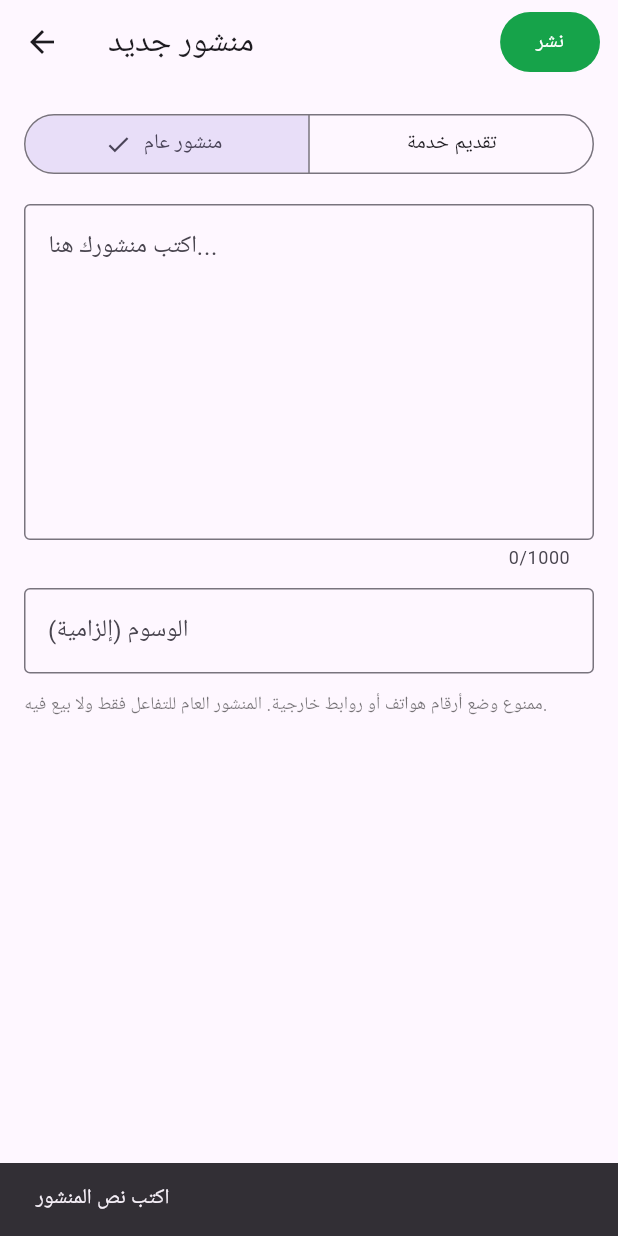
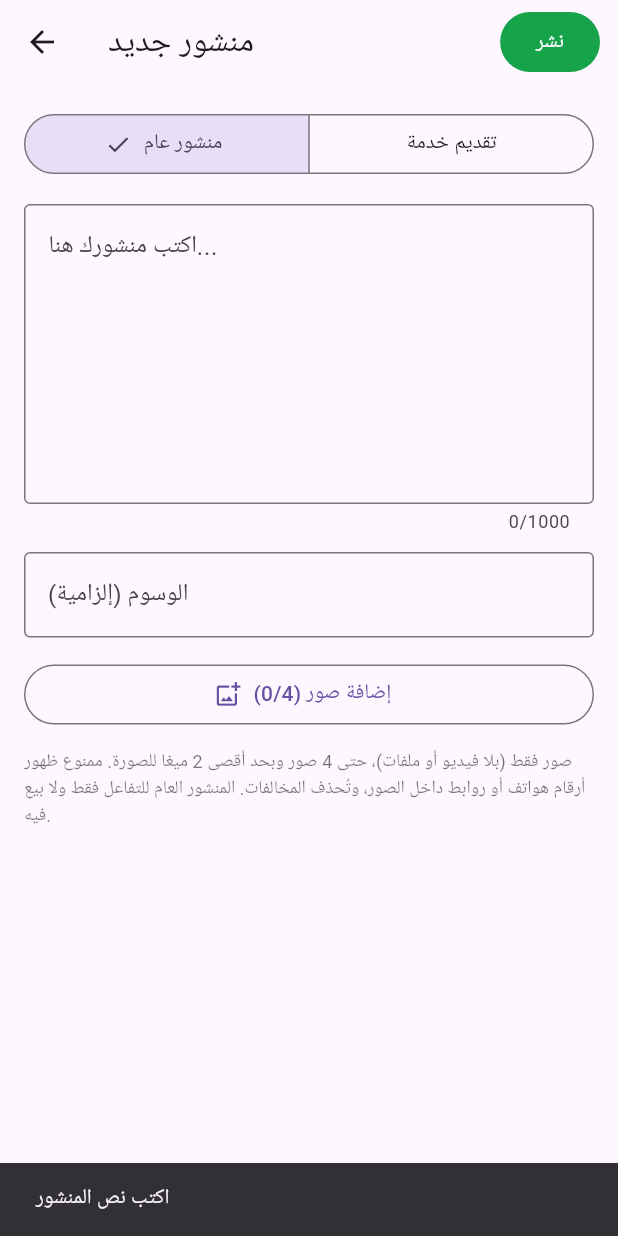
Before and after one commit to tarig09/nafis-project, a Flutter app: the CreatePostScreen screen opened directly, after a tap on "نشر", on a phone screen of 412 x 824 dp. Run offline on Flutter 3.47's test engine with Material 3 defaults, Android fonts, the phone set to English and light mode, and no system bars; our stand-ins replace google_fonts, image_picker, supabase_flutter; accounts and stored records are empty.

Commit message:
feat: post images upload

```diff
--- a/app/lib/features/feed/create_post_screen.dart
+++ b/app/lib/features/feed/create_post_screen.dart
@@ -1,9 +1,16 @@
 import 'package:flutter/material.dart';
+import 'package:image_picker/image_picker.dart';
 import 'package:supabase_flutter/supabase_flutter.dart';
 
 import '../../core/session.dart';
 import '../../core/supa.dart';
 import '../../core/theme.dart';
+
+class _Pic {
+  final String name;
+  final Uint8List bytes;
+  _Pic(this.name, this.bytes);
+}
 
 class CreatePostScreen extends StatefulWidget {
   const CreatePostScreen({super.key});
@@ -13,8 +20,13 @@ class CreatePostScreen extends StatefulWidget {
 }
 
 class _CreatePostScreenState extends State<CreatePostScreen> {
+  static const _maxImages = 4;
+  static const _maxBytes = 2 * 1024 * 1024;
+
   final _body = TextEditingController();
   final _tags = TextEditingController();
+  final _picker = ImagePicker();
+  final List<_Pic> _pics = [];
   String _type = 'general';
   bool _busy = false;
 
@@ -40,23 +52,89 @@ class _CreatePostScreenState extends State<CreatePostScreen> {
     return parts.length > 10 ? parts.sublist(0, 10) : parts;
   }
 
+  String _mime(String name) {
+    final n = name.toLowerCase();
+    if (n.endsWith('.png')) return 'image/png';
+    if (n.endsWith('.webp')) return 'image/webp';
+    return 'image/jpeg';
+  }
+
+  String _ext(String mime) {
+    if (mime == 'image/png') return 'png';
+    if (mime == 'image/webp') return 'webp';
+    return 'jpg';
+  }
+
+  Future<void> _pick() async {
+    final room = _maxImages - _pics.length;
+    if (room <= 0) return _toast('الحد الأقصى $_maxImages صور');
+    try {
+      final files = await _picker.pickMultiImage(imageQuality: 80, maxWidth: 1600);
+      if (files.isEmpty) return;
+      final pics = <_Pic>[];
+      var tooBig = 0;
+      for (final f in files.take(room)) {
+        final bytes = await f.readAsBytes();
+        if (bytes.length > _maxBytes) {
+          tooBig++;
+          continue;
+        }
+        pics.add(_Pic(f.name, bytes));
+      }
+      if (!mounted) return;
+      setState(() => _pics.addAll(pics));
+      if (tooBig > 0) _toast('تم تجاهل $tooBig صورة لأنها أكبر من 2 ميغا');
+      if (files.length > room) _toast('يمكن إضافة $room صور فقط');
+    } catch (_) {
+      _toast('تعذر اختيار الصور');
+    }
+  }
+
+  Future<void> _cleanup(List<String> paths) async {
+    if (paths.isEmpty) return;
+    try {
+      await supa.storage.from('post-images').remove(paths);
+    } catch (_) {}
+  }
+
   Future<void> _publish() async {
     final body = _body.text.trim();
     final tags = _parseTags();
     if (body.isEmpty) return _toast('اكتب نص المنشور');
     if (tags.isEmpty) return _toast('أضف وسماً واحداً على الأقل مثل #تصميم');
     setState(() => _busy = true);
+    final uploaded = <String>[];
     try {
+      final uid = supa.auth.currentUser!.id;
+      final stamp = DateTime.now().microsecondsSinceEpoch;
+      final urls = <String>[];
+      for (var i = 0; i < _pics.length; i++) {
+        final mime = _mime(_pics[i].name);
+        final path = '$uid/${stamp}_$i.${_ext(mime)}';
+        await supa.storage.from('post-images').uploadBinary(
+              path,
+              _pics[i].bytes,
+              fileOptions: FileOptions(contentType: mime),
+            );
+        uploaded.add(path);
+        urls.add(supa.storage.from('post-images').getPublicUrl(path));
+      }
       await supa.from('posts').insert({
-        'author_id': supa.auth.currentUser!.id,
+        'author_id': uid,
         'type': _type,
         'body': body,
         'hashtags': tags,
+        'images': urls,
       });
       if (mounted) Navigator.pop(context, true);
     } on PostgrestException catch (e) {
+      await _cleanup(uploaded);
       _toast(e.message);
+    } on StorageException catch (e) {
+      await _cleanup(uploaded);
+      _toast('تعذر رفع الصور: ${e.message}');
     } catch (_) {
+      await _cleanup(uploaded);
       _toast('تعذر النشر');
     } finally {
       if (mounted) setState(() => _busy = false);
@@ -77,7 +155,14 @@ class _CreatePostScreenState extends State<CreatePostScreen> {
             child: FilledButton(
               onPressed: _busy ? null : _publish,
               style: FilledButton.styleFrom(backgroundColor: AppColors.green),
-              child: const Text('نشر'),
+              child: _busy
+                  ? const SizedBox(
+                      width: 18,
+                      height: 18,
+                      child: CircularProgressIndicator(
+                          strokeWidth: 2, color: Colors.white),
+                    )
+                  : const Text('نشر'),
             ),
           ),
         ],
@@ -96,7 +181,7 @@ class _CreatePostScreenState extends State<CreatePostScreen> {
           const SizedBox(height: 16),
           TextField(
             controller: _body,
-            maxLines: 8,
+            maxLines: 7,
             maxLength: 1000,
             decoration: const InputDecoration(
               hintText: 'اكتب منشورك هنا...',
@@ -112,9 +197,50 @@ class _CreatePostScreenState extends State<CreatePostScreen> {
               border: OutlineInputBorder(),
             ),
           ),
+          const SizedBox(height: 14),
+          OutlinedButton.icon(
+            onPressed: _busy ? null : _pick,
+            icon: const Icon(Icons.add_photo_alternate_outlined),
+            label: Text('إضافة صور (${_pics.length}/$_maxImages)'),
+          ),
+          if (_pics.isNotEmpty) ...[
+            const SizedBox(height: 10),
+            Wrap(
+              spacing: 8,
+              runSpacing: 8,
+              children: [
+                for (var i = 0; i < _pics.length; i++)
+                  Stack(
+                    children: [
+                      ClipRRect(
+                        borderRadius: BorderRadius.circular(8),
+                        child: Image.memory(_pics[i].bytes,
+                            width: 88, height: 88, fit: BoxFit.cover),
+                      ),
+                      PositionedDirectional(
+                        top: 3,
+                        end: 3,
+                        child: GestureDetector(
+                          onTap: _busy
+                              ? null
+                              : () => setState(() => _pics.removeAt(i)),
+                          child: const CircleAvatar(
+                            radius: 11,
+                            backgroundColor: Colors.black54,
+                            child: Icon(Icons.close, size: 14, color: Colors.white),
+                          ),
+                        ),
+                      ),
+                    ],
+                  ),
+              ],
+            ),
+          ],
           const SizedBox(height: 12),
           const Text(
-            'ممنوع وضع أرقام هواتف أو روابط خارجية. المنشور العام للتفاعل فقط ولا بيع فيه.',
+            'صور فقط (بلا فيديو أو ملفات)، حتى 4 صور وبحد أقصى 2 ميغا للصورة. '
+            'ممنوع ظهور أرقام هواتف أو روابط داخل الصور، وتُحذف المخالفات. '
+            'المنشور العام للتفاعل فقط ولا بيع فيه.',
             style: TextStyle(fontSize: 12, color: Colors.black54),
           ),
         ],
--- a/app/lib/models/post.dart
+++ b/app/lib/models/post.dart
@@ -4,6 +4,7 @@ class Post {
   final String type;
   final String body;
   final List<String> hashtags;
+  final List<String> images;
   final DateTime createdAt;
   final Map<String, dynamic>? author;
 
@@ -13,6 +14,7 @@ class Post {
     required this.type,
     required this.body,
     required this.hashtags,
+    this.images = const [],
     required this.createdAt,
     this.author,
   });
@@ -24,6 +26,7 @@ class Post {
       type: m['type'] as String,
       body: m['body'] as String,
       hashtags: List<String>.from(m['hashtags'] as List? ?? const []),
+      images: List<String>.from(m['images'] as List? ?? const []),
       createdAt: DateTime.parse(m['created_at'] as String).toLocal(),
       author: author,
     );
--- a/app/lib/widgets/post_card.dart
+++ b/app/lib/widgets/post_card.dart
@@ -3,6 +3,7 @@ import '../core/format.dart';
 import '../core/theme.dart';
 import '../features/profile/profile_screen.dart';
 import '../models/post.dart';
+import 'post_images.dart';
 
 class PostCard extends StatelessWidget {
   final Post post;
@@ -104,6 +105,10 @@ class PostCard extends StatelessWidget {
           ),
           const SizedBox(height: 10),
           Text(post.body, style: const TextStyle(height: 1.6)),
+          if (post.images.isNotEmpty) ...[
+            const SizedBox(height: 10),
+            PostImages(urls: post.images),
+          ],
           if (post.hashtags.isNotEmpty) ...[
             const SizedBox(height: 8),
             Wrap(
--- a/app/pubspec.yaml
+++ b/app/pubspec.yaml
@@ -14,6 +14,7 @@ dependencies:
   intl: any
   supabase_flutter: ^2.8.0
   google_fonts: ^6.2.1
+  image_picker: ^1.1.2
 
 dev_dependencies:
   flutter_test:
```
Also changed, not shown: app/lib/widgets/post_images.dart (added, +68 -0 lines), 1 other file.
